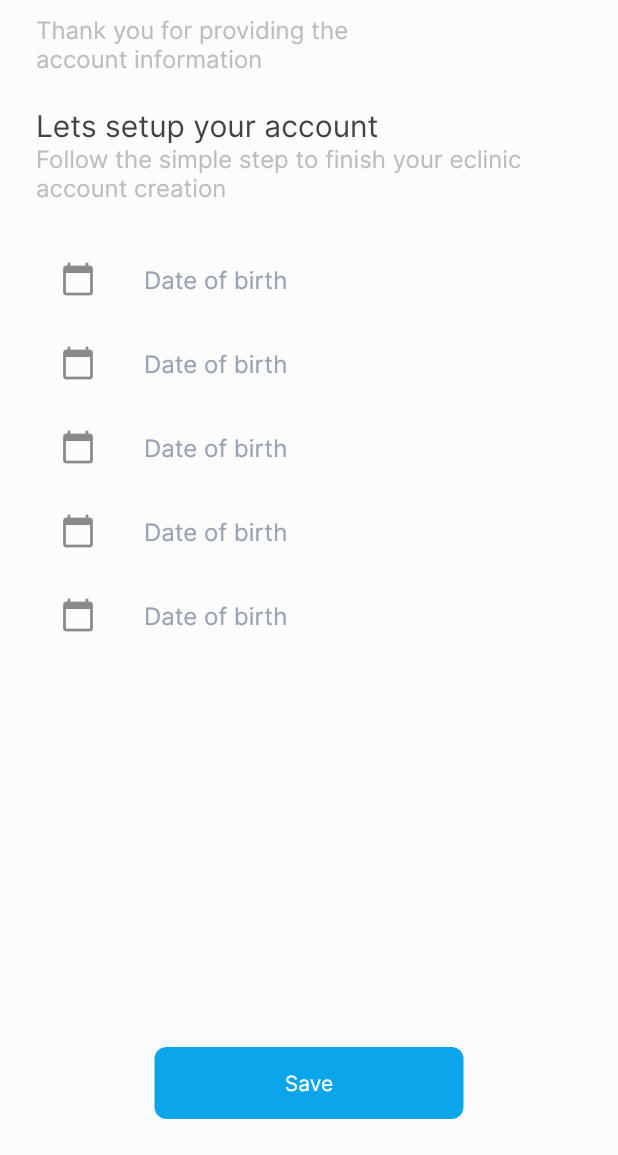
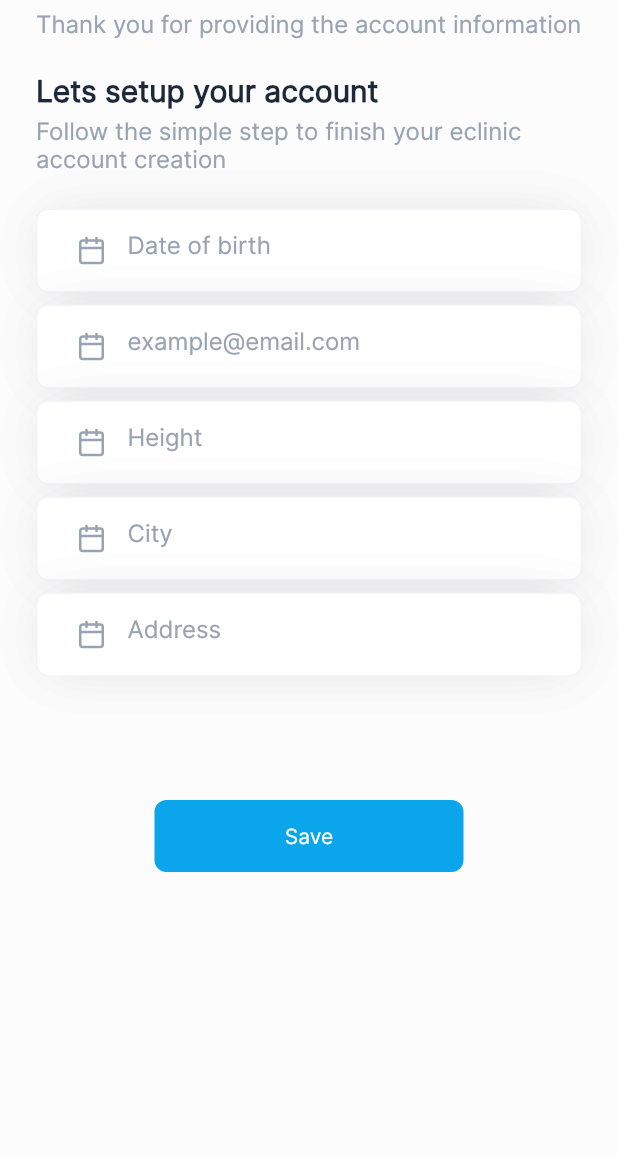
Before and after one commit to crazycoder534/health_buddy, a Flutter app: the RegisterFormVU screen opened directly, on a phone screen of 412 x 824 dp, the part 81-1236 px from its top. Run offline on Flutter 3.47's test engine with Material 2 defaults, Android fonts, the phone set to English and light mode, and no system bars; our stand-ins replace carousel_slider, flutter_svg, smooth_page_indicator, stacked.

Commit message:
issues fixed in register form vu

```diff
--- a/lib/health_buddy/home/appointments/appointments_vu.dart
+++ b/lib/health_buddy/home/appointments/appointments_vu.dart
@@ -1,10 +1,12 @@
 import 'package:flutter/material.dart';
+import '../../utils/chi_router.dart';
 import '../../utils/widgets.dart';
 import './appointments_vm.dart';
 import 'package:stacked/stacked.dart';
 
 import 'categeroies/categories_list_vu.dart';
 import 'doctors/doctor_list_vu.dart';
+import 'doctors/search doctor/search_doctor_vu.dart';
 
 class AppointmentVU extends ViewModelBuilderWidget<AppointmentsVM> {
   const AppointmentVU({Key? key}) : super(key: key);
@@ -26,8 +28,11 @@ class AppointmentVU extends ViewModelBuilderWidget<AppointmentsVM> {
                     height: 16,
                   ),
                   chiCustomRow(
-                      title: "Book Appointment",
-                      imageUrl: "assets/images/app_assets/calender.svg"),
+                    title: "Book Appointment",
+                    imageUrl: "assets/images/app_assets/calender.svg",
+                    onPress: () =>
+                        CHIRouter.push(context, const SearchDoctorVU()),
+                  ),
                   const SizedBox(
                     height: 12,
                   ),
--- a/lib/health_buddy/home/appointments/doctors/all doctors/all_doctors_list_vu.dart
+++ b/lib/health_buddy/home/appointments/doctors/all doctors/all_doctors_list_vu.dart
@@ -1,7 +1,5 @@
 import 'package:flutter/material.dart';
 import 'package:flutter_svg/flutter_svg.dart';
-import 'package:health_buddy/health_buddy/home/appointments/doctors/search%20doctor/search_doctor_vu.dart';
-import 'package:health_buddy/health_buddy/utils/chi_router.dart';
 import 'package:stacked/stacked.dart';
 
 import '../../../../utils/constants.dart';
@@ -21,17 +19,11 @@ class AllDoctorsListVU extends ViewModelBuilderWidget<AllDoctorsListVM> {
             const CHIAppBar(title: 'Doctors'),
             Padding(
               padding: const EdgeInsets.symmetric(horizontal: 24),
-              child: GestureDetector(
-                child: CHITextField(
-                  hintText: 'Search doctor',
-                  textAlignVertical: TextAlignVertical.center,
-                  prefixIcon: SvgPicture.asset('assets/icons/search.svg',
-                      color: grey400, fit: BoxFit.scaleDown),
-                  enabled: false,
-                ),
-                onTap: () {
-                  CHIRouter.push(context, const SearchDoctorVU());
-                },
+              child: CHITextField(
+                hintText: 'Search doctor',
+                textAlignVertical: TextAlignVertical.center,
+                prefixIcon: SvgPicture.asset('assets/icons/search.svg',
+                    color: grey400, fit: BoxFit.scaleDown),
               ),
             ),
             const SizedBox(height: 16),
--- a/lib/health_buddy/login/login_vu.dart
+++ b/lib/health_buddy/login/login_vu.dart
@@ -16,6 +16,7 @@ class LoginVU extends ViewModelBuilderWidget<LoginVM> {
     return Scaffold(
       resizeToAvoidBottomInset: false,
       body: SafeArea(
+        child: SingleChildScrollView(
           child: Padding(
             padding: const EdgeInsets.symmetric(horizontal: 24, vertical: 24),
             child: Column(
@@ -47,7 +48,8 @@ class LoginVU extends ViewModelBuilderWidget<LoginVM> {
                 Align(
                   alignment: Alignment.center,
                   child: Text('Or login with',
-                    style: btnTextStyle.copyWith(fontSize: 14, color: grey400)),
+                      style:
+                          btnTextStyle.copyWith(fontSize: 14, color: grey400)),
                 ),
                 const SizedBox(height: 36),
                 Row(
@@ -82,6 +84,7 @@ class LoginVU extends ViewModelBuilderWidget<LoginVM> {
             ),
           ),
         ),
+      ),
     );
   }
 
--- a/lib/health_buddy/onbord/onbord_vu.dart
+++ b/lib/health_buddy/onbord/onbord_vu.dart
@@ -1,7 +1,7 @@
 import 'package:flutter/material.dart';
 import 'package:flutter_svg/flutter_svg.dart';
+import 'package:health_buddy/health_buddy/login/login_vu.dart';
 import 'package:stacked/stacked.dart';
-import '../register/register_name_vu.dart';
 import '../utils/chi_router.dart';
 import '../utils/constants.dart';
 import '../utils/widgets.dart';
@@ -23,8 +23,7 @@ class OnBoardVU extends ViewModelBuilderWidget<OnBordVM> {
                 mainAxisAlignment: MainAxisAlignment.end,
                 children: [
                   SkipButton(
-                    onTap: () =>
-                        CHIRouter.push(context, const RegisterNameVU()),
+                    onTap: () => CHIRouter.push(context, const LoginVU()),
                   ),
                 ],
               ),
--- a/lib/health_buddy/register/register form/register_form_vu.dart
+++ b/lib/health_buddy/register/register form/register_form_vu.dart
@@ -1,5 +1,8 @@
 import 'package:flutter/material.dart';
+import 'package:flutter_svg/flutter_svg.dart';
 import 'package:stacked/stacked.dart';
+import '../../home/home_vu.dart';
+import '../../utils/chi_router.dart';
 import '../../utils/constants.dart';
 import '../../utils/widgets.dart';
 import 'register_form_vm.dart';
@@ -10,55 +13,77 @@ class RegisterFormVU extends ViewModelBuilderWidget<RegisterFormVM> {
   @override
   Widget builder(
       BuildContext context, RegisterFormVM viewModel, Widget? child) {
-    return SafeArea(
-      child: Scaffold(
-        body: Padding(
-          padding: const EdgeInsets.symmetric(horizontal: 24, vertical: 24),
+    return Scaffold(
+      body: SafeArea(
+        child: SingleChildScrollView(
+          child: Padding(
+            padding: const EdgeInsets.all(24),
             child: Column(
               crossAxisAlignment: CrossAxisAlignment.start,
               children: [
                 Row(
+                  mainAxisAlignment: MainAxisAlignment.spaceBetween,
                   children: [
                     Text('Health Buddy', style: titleTextStyle),
-                  const Spacer(),
-                  const SkipButton(),
+                    SkipButton(
+                      onTap: () =>
+                          CHIRouter.pushReplacement(context, const HomeVU()),
+                    ),
                   ],
                 ),
-              const SizedBox(
-                height: 4,
+                Text('Thank you for providing the account information',
+                    style: subTitleTextStyle),
+                const SizedBox(height: 24),
+                Text('Lets setup your account', style: titleTextStyle),
+                const SizedBox(height: 4),
+                Text(
+                    'Follow the simple step to finish your eclinic account creation',
+                    style: subTitleTextStyle),
+                const SizedBox(height: 24),
+                CHITextField(
+                  hintText: 'Date of birth',
+                  keyboardType: TextInputType.emailAddress,
+                  prefixIcon: SvgPicture.asset('assets/icons/calender.svg',
+                      fit: BoxFit.scaleDown),
+                ),
+                const SizedBox(height: 8),
+                CHITextField(
+                  hintText: 'example@email.com',
+                  prefixIcon: SvgPicture.asset('assets/icons/calender.svg',
+                      fit: BoxFit.scaleDown),
+                ),
+                const SizedBox(height: 8),
+                CHITextField(
+                  hintText: 'Height',
+                  prefixIcon: SvgPicture.asset('assets/icons/calender.svg',
+                      fit: BoxFit.scaleDown),
+                  keyboardType: TextInputType.number,
+                ),
+                const SizedBox(height: 8),
+                CHITextField(
+                  hintText: 'City',
+                  prefixIcon: SvgPicture.asset('assets/icons/calender.svg',
+                      fit: BoxFit.scaleDown),
+                ),
+                const SizedBox(height: 8),
+                CHITextField(
+                  hintText: 'Address',
+                  prefixIcon: SvgPicture.asset('assets/icons/calender.svg',
+                      fit: BoxFit.scaleDown),
                 ),
                 SizedBox(
-                width: 250,
-                child: Text(
-                  'Thank you for providing the account information',
-                  style: TextStyle(fontSize: 16, color: Colors.grey[400]),
+                  height: MediaQuery.of(context).size.height / 10,
                 ),
-              ),
-              const SizedBox(
-                height: 24,
-              ),
-              Text(
-                'Lets setup your account',
-                style: TextStyle(fontSize: 20, color: Colors.grey[800]),
-              ),
-              Text(
-                'Follow the simple step to finish your eclinic account creation',
-                style: TextStyle(fontSize: 16, color: Colors.grey[400]),
-              ),
-              const SizedBox(
-                height: 24,
-              ),
-              const FormFieldTile(),
-              const FormFieldTile(),
-              const FormFieldTile(),
-              const FormFieldTile(),
-              const FormFieldTile(),
-              const Spacer(),
                 Align(
-                alignment: Alignment.center,
-                child: CHIButton(btnLabel: 'Save', onTap: () {}),
+                  alignment: Alignment.bottomCenter,
+                  child: CHIButton(
+                      btnLabel: 'Save',
+                      onTap: () {
+                        CHIRouter.pushReplacement(context, const HomeVU());
+                      }),
                 ),
               ],
+            ),
           ),
         ),
       ),
--- a/lib/health_buddy/register/register verification/register_verification_code_vu.dart
+++ b/lib/health_buddy/register/register verification/register_verification_code_vu.dart
@@ -1,6 +1,6 @@
 import 'package:flutter/material.dart';
+import 'package:health_buddy/health_buddy/register/register%20form/register_form_vu.dart';
 import 'package:stacked/stacked.dart';
-import '../../home/home_vu.dart';
 import '../../utils/chi_router.dart';
 import '../../utils/constants.dart';
 import '../../utils/widgets.dart';
@@ -45,7 +45,8 @@ class RegisterVerifyCodeVU
                   ),
                   const Spacer(),
                   ResendButton(
-                    onTap: () => CHIRouter.push(context, const HomeVU()),
+                    onTap: () =>
+                        CHIRouter.push(context, const RegisterFormVU()),
                   )
                 ],
               ),
--- a/lib/health_buddy/utils/widgets.dart
+++ b/lib/health_buddy/utils/widgets.dart
@@ -63,12 +63,11 @@ class ArrowButton extends StatelessWidget {
 
 class CHITextField extends StatelessWidget {
   final List<String>? items;
-  final VoidCallback? onTap;
   final Widget? prefixIcon;
   final void Function(String?)? onChanged;
   final String value;
   final String hintText;
-  final bool? enabled;
+  final TextInputType? keyboardType;
   final TextAlignVertical? textAlignVertical;
   const CHITextField(
       {Key? key,
@@ -78,18 +77,17 @@ class CHITextField extends StatelessWidget {
       required this.hintText,
       this.prefixIcon,
       this.textAlignVertical,
-      this.onTap,
-      this.enabled})
+      this.keyboardType})
       : super(key: key);
 
   @override
   Widget build(BuildContext context) {
     return Container(
       alignment: Alignment.center,
-      padding: const EdgeInsets.symmetric(horizontal: 10),
+      padding: const EdgeInsets.all(12),
       height: 56,
       decoration: BoxDecoration(
-          color: cardColor,
+          color: whiteColor,
           border: Border.all(color: grey100, width: 1.0),
           borderRadius: BorderRadius.circular(8),
           boxShadow: [
@@ -125,16 +123,13 @@ class CHITextField extends StatelessWidget {
               : const SizedBox.shrink(),
           Expanded(
             child: TextField(
-              onTap: onTap,
-              enabled: enabled,
               textAlignVertical: textAlignVertical,
               style: subTitleTextStyle.copyWith(color: grey800),
-              keyboardType:
-                  items != null ? TextInputType.phone : TextInputType.name,
+              keyboardType: keyboardType,
               decoration: InputDecoration(
                 prefixIcon: prefixIcon,
                 border: InputBorder.none,
-                contentPadding: const EdgeInsets.only(left: 8),
+                // contentPadding: const EdgeInsets.symmetric(vertical: 14),
                 hintText: hintText,
                 hintStyle: subTitleTextStyle,
               ),
@@ -411,21 +406,6 @@ class OTPBox extends StatelessWidget {
   }
 }
 
-class FormFieldTile extends StatelessWidget {
-  const FormFieldTile({Key? key}) : super(key: key);
-
-  @override
-  Widget build(BuildContext context) {
-    return ListTile(
-      leading: const Icon(Icons.calendar_today),
-      title: Text(
-        'Date of birth',
-        style: subTitleTextStyle,
-      ),
-    );
-  }
-}
-
 class ResendButton extends StatelessWidget {
   final VoidCallback? onTap;
   const ResendButton({Key? key, this.onTap}) : super(key: key);
```
Lines whose indentation alone changed are shown as unchanged.
